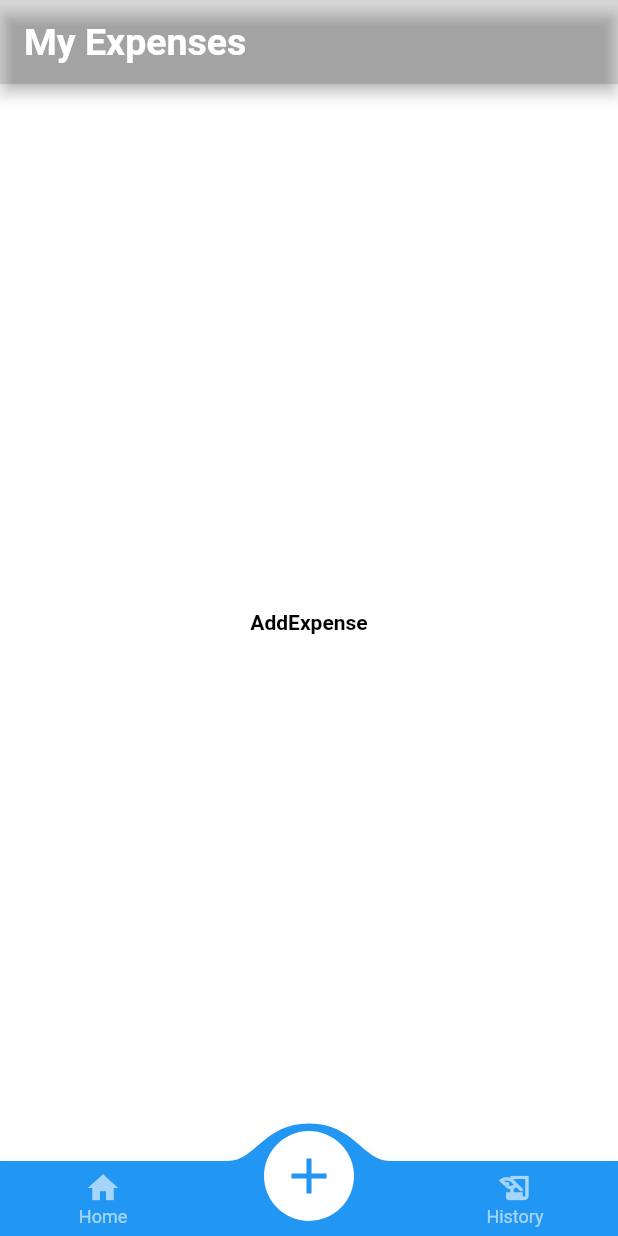
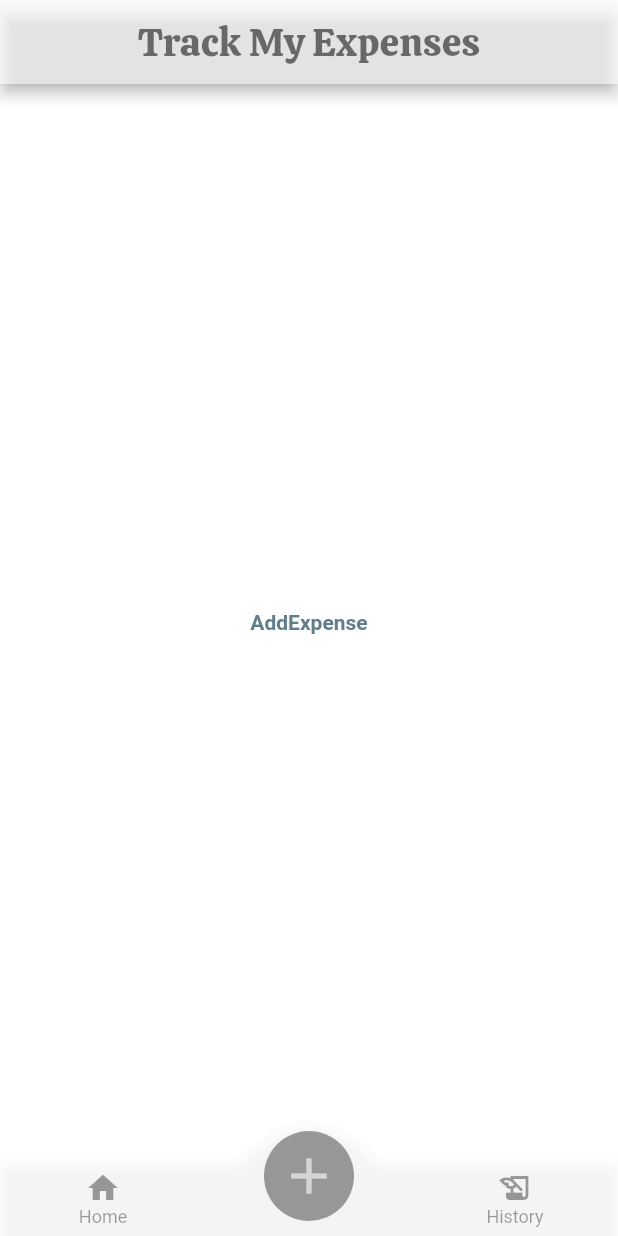
Before and after one commit to itzhadi/track_my_expenses, a Flutter app: the screen it shows after launch, item 2 of the bottom bar chosen, on a phone screen of 412 x 824 dp. Run offline on Flutter 3.47's test engine with Material 2 defaults, Android fonts, the light colour scheme and no system bars; drawn by our look-alikes of convex_bottom_bar; our stand-ins replace device_preview, google_fonts.

Commit message:
edit stile of the app

```diff
--- a/lib/main.dart
+++ b/lib/main.dart
@@ -1,7 +1,7 @@
 import 'package:device_preview/device_preview.dart';
 import 'package:flutter/foundation.dart';
 import 'package:flutter/material.dart';
-import 'package:track_my_expenses/components/home_screen.dart';
+import 'package:track_my_expenses/screens/home_screen.dart';
 
 void main() => runApp(
     DevicePreview(enabled: !kReleaseMode, builder: (context) => MyApp()));
@@ -14,9 +14,9 @@ class MyApp extends StatelessWidget {
     return MaterialApp(
         theme: ThemeData.dark().copyWith(
             scaffoldBackgroundColor: Colors.white,
-            primaryColor: Colors.black,
+            primaryColor: Colors.blueGrey,
             appBarTheme: AppBarTheme(
-              color: Colors.black12,
+              color: Colors.blueGrey,
             )),
         home: HomeScreen());
   }
--- a/lib/components/add_expense_screen.dart
+++ b/lib/screens/add_expense_screen.dart
@@ -9,7 +9,7 @@ class AddExpense extends StatelessWidget {
       child: Container(
         child: Text(
           "AddExpense",
-          style: TextStyle(color: Colors.black, fontWeight: FontWeight.bold),
+          style: TextStyle(color: Colors.blueGrey, fontWeight: FontWeight.bold),
         ),
       ),
     );
--- a/lib/components/home_screen.dart
+++ b/lib/screens/home_screen.dart
@@ -1,7 +1,9 @@
 import 'package:convex_bottom_bar/convex_bottom_bar.dart';
 import 'package:flutter/material.dart';
-import 'package:track_my_expenses/components/history_screen.dart';
+import 'package:google_fonts/google_fonts.dart';
+import 'package:track_my_expenses/screens/history_screen.dart';
 
+import '../utils/constants.dart';
 import 'add_expense_screen.dart';
 import 'expenses_screen.dart';
 
@@ -20,14 +22,16 @@ class _HomeScreenState extends State<HomeScreen> {
   Widget build(BuildContext context) {
     return Scaffold(
       appBar: AppBar(
-        title: Text("My Expenses",
-            style: TextStyle(
-                fontSize: 25,
-                fontWeight: FontWeight.bold,
-                color: Colors.white)),
+        backgroundColor: Colors.white60,
+        title: Center(
+          child: Text("Track My Expenses", style: kTest),
+        ),
       ),
       body: _pageNo[selectedPage],
       bottomNavigationBar: ConvexAppBar(
+        color: Colors.black38,
+        activeColor: Colors.black38,
+        backgroundColor: Colors.white60,
         initialActiveIndex: 1,
         items: [
           TabItem(icon: Icons.home, title: 'Home'),
--- /dev/null
+++ b/lib/utils/constants.dart
@@ -0,0 +1,8 @@
+import 'package:flutter/material.dart';
+import 'package:google_fonts/google_fonts.dart';
+
+const kAppBarTextStyle =
+    TextStyle(fontFamily: 'Caprasimo', fontSize: 26, color: Colors.black54);
+
+const kTest =
+    TextStyle(fontFamily: 'Calistoga', fontSize: 26, color: Colors.black54);
```
Also changed, not shown: pubspec.yaml (+11 -5 lines), fonts/BebasNeue-Regular.ttf (added), fonts/Calistoga-Regular.ttf (added), fonts/Caprasimo-Regular.ttf (added), lib/screens/expenses_screen.dart (renamed from lib/components/expenses_screen.dart), lib/screens/history_screen.dart (renamed from lib/components/history_screen.dart), pubspec.lock, 1 other file.
